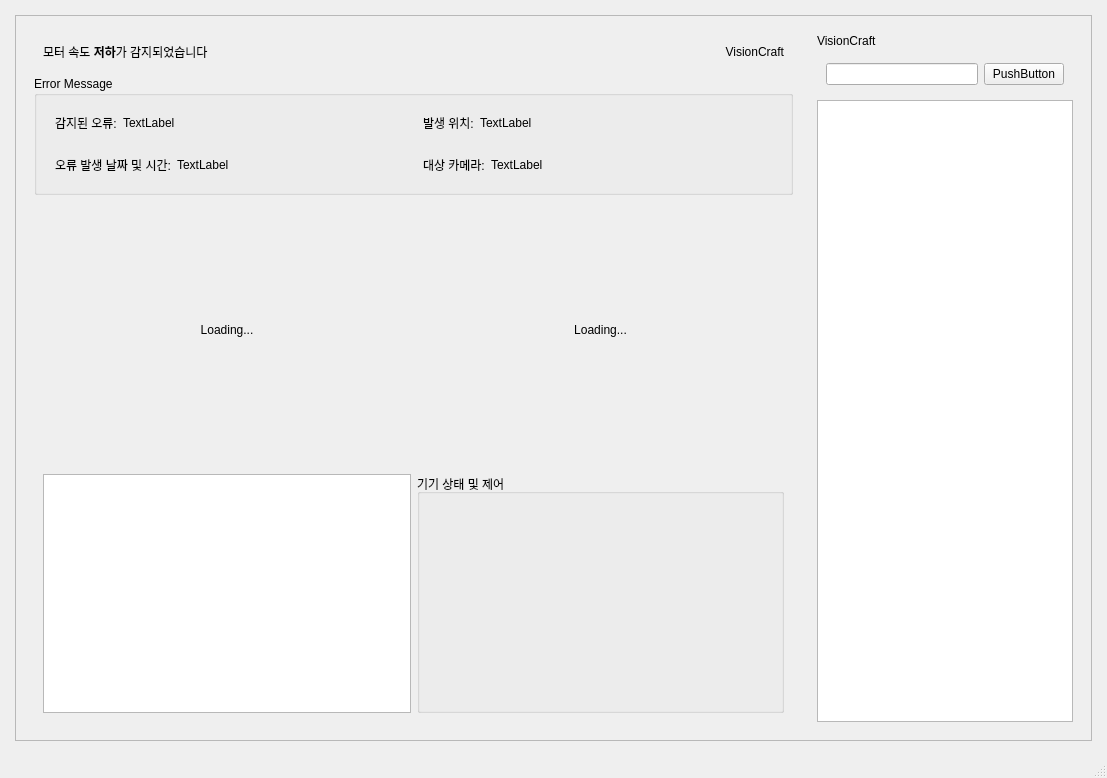
VisionCraft2025/client_qt, file client_qt/conveyor.ui: the form before one commit.
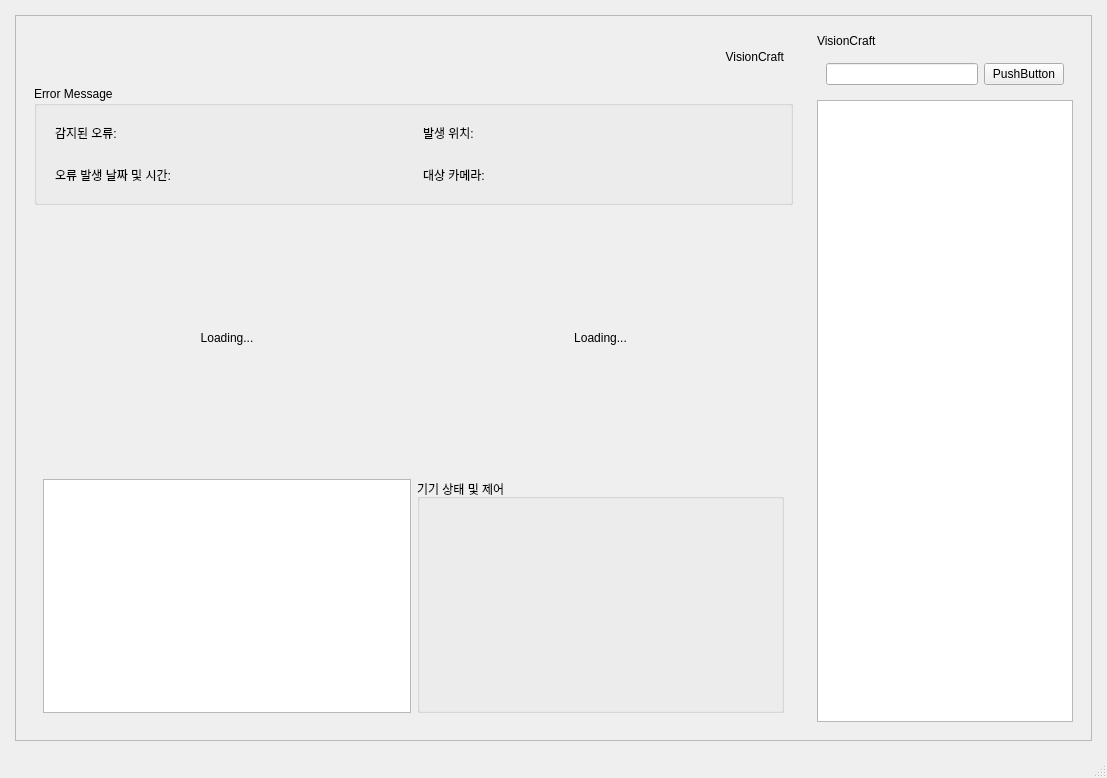
The form after the commit.

The edit to the form file:
```diff
--- a/client_qt/conveyor.ui
+++ b/client_qt/conveyor.ui
@@ -59,7 +59,7 @@
                   </sizepolicy>
                  </property>
                  <property name="text">
-                  <string>모터 속도 &lt;b&gt;저하&lt;/b&gt;가 감지되었습니다</string>
+                  <string>&lt;html&gt;&lt;head/&gt;&lt;body&gt;&lt;p&gt;&lt;br/&gt;&lt;/p&gt;&lt;/body&gt;&lt;/html&gt;</string>
                  </property>
                  <property name="textFormat">
                   <enum>Qt::TextFormat::RichText</enum>
@@ -119,7 +119,7 @@
                      </sizepolicy>
                     </property>
                     <property name="text">
-                     <string>TextLabel</string>
+                     <string/>
                     </property>
                    </widget>
                   </item>
@@ -151,7 +151,7 @@
                      </sizepolicy>
                     </property>
                     <property name="text">
-                     <string>TextLabel</string>
+                     <string/>
                     </property>
                    </widget>
                   </item>
@@ -183,7 +183,7 @@
                      </sizepolicy>
                     </property>
                     <property name="text">
-                     <string>TextLabel</string>
+                     <string/>
                     </property>
                    </widget>
                   </item>
@@ -215,7 +215,7 @@
                      </sizepolicy>
                     </property>
                     <property name="text">
-                     <string>TextLabel</string>
+                     <string/>
                     </property>
                    </widget>
                   </item>
```
